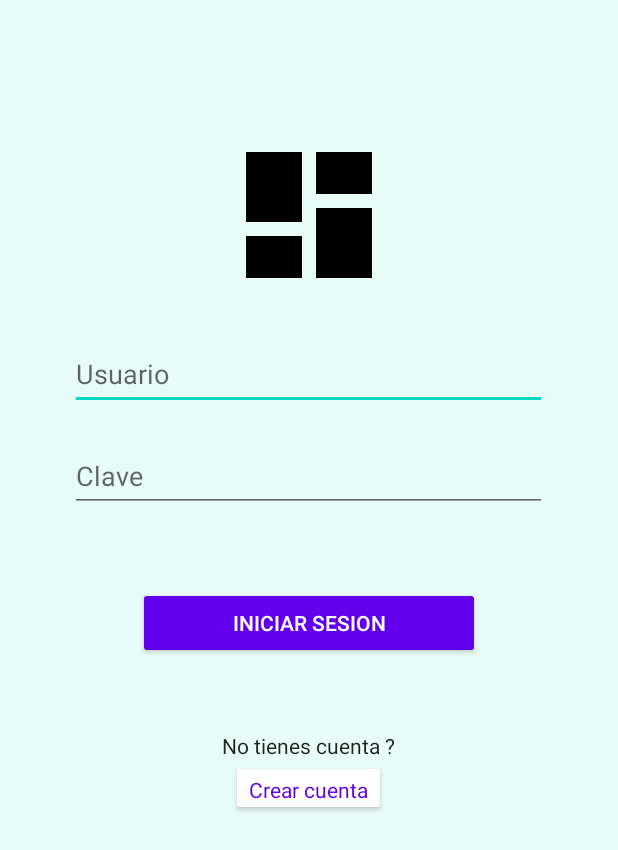
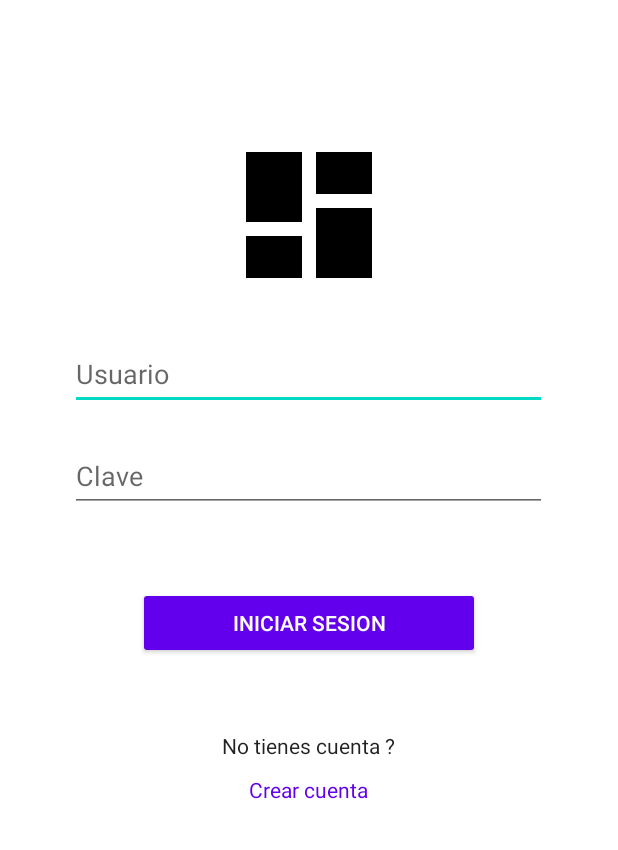
Before and after one commit to bakenek/tesis, an Android app: the layout fragment_sesion.xml on its own in the app's theme, with its tools: preview values and no code run, on a phone screen of 412 x 824 dp. Shown: the top 850 px of the screen. Run offline under Robolectric (Android 15) with nearby library versions, the phone set to English and light mode, and no system bars.

Commit message:
solo pantallas
investigar de fragment

```diff
--- a/app/build.gradle
+++ b/app/build.gradle
@@ -41,6 +41,7 @@ dependencies {
     implementation 'android.arch.navigation:navigation-ui:1.0.0'
     //noinspection GradleCompatible
     implementation 'com.android.support:design:28.0.0'
+    implementation 'com.android.support:support-v4:28.0.0'
     testImplementation 'junit:junit:'
     androidTestImplementation 'com.android.support.test:runner:1.0.2'
     androidTestImplementation 'com.android.support.test.espresso:espresso-core:3.0.2'
--- a/app/src/main/java/com/example/tesis/MainActivity.java
+++ b/app/src/main/java/com/example/tesis/MainActivity.java
@@ -31,6 +31,10 @@ public class MainActivity extends AppCompatActivity {
         NavController navController = Navigation.findNavController(this, R.id.nav_host_fragment_activity_main);
         NavigationUI.setupActionBarWithNavController(this, navController, appBarConfiguration);
         NavigationUI.setupWithNavController(binding.navView, navController);
+
+        //setContentView(R.layout.activity_main);
+       //  FragmentManager fm = getSupportFragmentManager();
+        //fm.beginTransaction().replace(R.id.containerPrincipal, new SesionFragment()).commit();
     }
 
 }
--- /dev/null
+++ b/app/src/main/java/com/example/tesis/SesionFragment.java
@@ -0,0 +1,17 @@
+package com.example.tesis;
+
+import android.os.Bundle;
+import android.support.v4.app.Fragment;
+import android.view.LayoutInflater;
+import android.view.View;
+import android.view.ViewGroup;
+
+
+public class SesionFragment extends Fragment {
+    @Override
+    public View onCreateView(LayoutInflater inflater, ViewGroup container,
+                             Bundle savedInstanceState) {
+        // Inflate the layout for this fragment
+        return inflater.inflate(R.layout.fragment_sesion, container, false);
+    }
+}
--- a/app/src/main/res/layout/activity_main.xml
+++ b/app/src/main/res/layout/activity_main.xml
@@ -1,7 +1,7 @@
 <?xml version="1.0" encoding="utf-8"?>
 <android.support.constraint.ConstraintLayout xmlns:android="http://schemas.android.com/apk/res/android"
     xmlns:app="http://schemas.android.com/apk/res-auto"
-    android:id="@+id/container"
+    android:id="@+id/containerPrincipal"
     android:layout_width="match_parent"
     android:layout_height="match_parent"
 
--- a/app/src/main/res/layout/inicio.xml
+++ b/app/src/main/res/layout/fragment_sesion.xml
@@ -1,13 +1,17 @@
 <?xml version="1.0" encoding="utf-8"?>
 <android.support.constraint.ConstraintLayout xmlns:android="http://schemas.android.com/apk/res/android"
     xmlns:app="http://schemas.android.com/apk/res-auto"
+    xmlns:tools="http://schemas.android.com/tools"
     android:layout_width="match_parent"
-    android:layout_height="match_parent">
+    android:layout_height="match_parent"
+    tools:context=".SesionFragment">
+
 
     <LinearLayout
         android:layout_width="match_parent"
         android:layout_height="match_parent"
-        android:background="#E7FBF7"
+        android:background="@color/white"
+        android:backgroundTint="@color/white"
         android:orientation="vertical"
         app:layout_constraintBottom_toBottomOf="parent"
         app:layout_constraintEnd_toEndOf="parent"
@@ -84,8 +88,20 @@
             android:layout_height="37dp"
             android:layout_gravity="center"
             android:backgroundTint="#FFFFFF"
+            android:drawableTint="#FFFFFF"
+            android:foregroundTint="#FFFFFF"
+            android:outlineAmbientShadowColor="@color/white"
+            android:outlineSpotShadowColor="@color/white"
+            android:shadowColor="#FFFFFF"
             android:text="Crear cuenta"
             android:textAppearance="@style/TextAppearance.AppCompat.Body1"
             android:textColor="@color/purple_500" />
     </LinearLayout>
+
+    <TextView
+        android:layout_width="match_parent"
+        android:layout_height="match_parent"
+        android:text="@string/hello_blank_fragment"
+        android:visibility="invisible" />
+
 </android.support.constraint.ConstraintLayout>
--- a/app/src/main/res/values/strings.xml
+++ b/app/src/main/res/values/strings.xml
@@ -3,6 +3,8 @@
     <string name="title_home">Perfil</string>
     <string name="title_dashboard">Principal</string>
     <string name="title_notifications">Notificationes</string>
-    <string name="title_actividad" >Actividad</string>
-    <string name="Nombre_Usuario" >Usuario</string>
+    <string name="title_actividad">Actividad</string>
+    <string name="Nombre_Usuario">Usuario</string>
+    <!-- TODO: Remove or change this placeholder text -->
+    <string name="hello_blank_fragment">Hello blank fragment</string>
 </resources>
```
